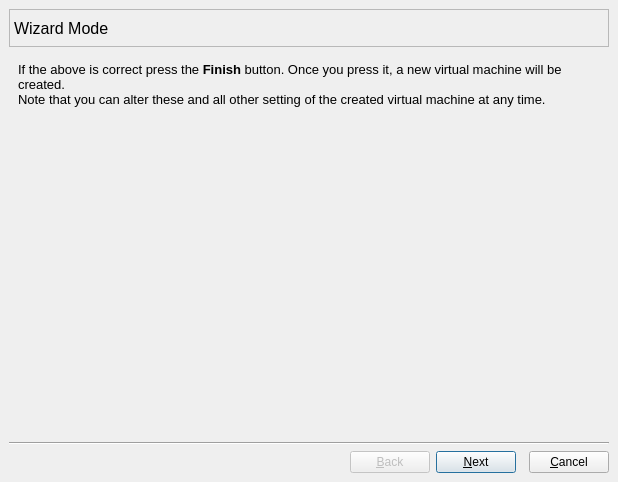
Above: src/VM_Wizard_Window.ui from tobimensch/aqemu before the change. Below: the same form after it.
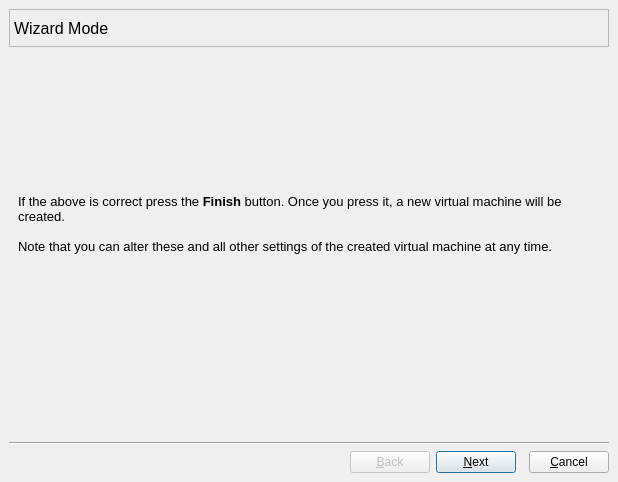
That is the form after the change. The open tabs and pages were chosen to show the change. Icons and pictures are not drawn.

Commit message: Added list command (not implemented yet). Allowed service calls for commands with no parameters (status, list). Tiny text fixes in VM Wizard Window. Set parent of Main Window dialogs.

```diff
--- a/src/VM_Wizard_Window.ui
+++ b/src/VM_Wizard_Window.ui
@@ -1234,6 +1234,9 @@
          <property name="orientation">
           <enum>Qt::Vertical</enum>
          </property>
+         <property name="sizeType">
+          <enum>QSizePolicy::Minimum</enum>
+         </property>
          <property name="sizeHint" stdset="0">
           <size>
            <width>20</width>
@@ -1248,9 +1251,10 @@
           <string>&lt;!DOCTYPE HTML PUBLIC &quot;-//W3C//DTD HTML 4.0//EN&quot; &quot;http://www.w3.org/TR/REC-html40/strict.dtd&quot;&gt;
 &lt;html&gt;&lt;head&gt;&lt;meta name=&quot;qrichtext&quot; content=&quot;1&quot; /&gt;&lt;style type=&quot;text/css&quot;&gt;
 p, li { white-space: pre-wrap; }
-&lt;/style&gt;&lt;/head&gt;&lt;body style=&quot; font-family:'Nimbus Sans L'; font-size:10pt; font-weight:400; font-style:normal;&quot;&gt;
-&lt;p style=&quot; margin-top:0px; margin-bottom:0px; margin-left:0px; margin-right:0px; -qt-block-indent:0; text-indent:0px;&quot;&gt;If the above is correct press the &lt;span style=&quot; font-weight:600;&quot;&gt;Finish&lt;/span&gt; button. Once you press it, a new virtual machine will be created. &lt;/p&gt;
-&lt;p style=&quot; margin-top:0px; margin-bottom:0px; margin-left:0px; margin-right:0px; -qt-block-indent:0; text-indent:0px;&quot;&gt;Note that you can alter these and all other setting of the created virtual machine at any time.&lt;/p&gt;&lt;/body&gt;&lt;/html&gt;</string>
+&lt;/style&gt;&lt;/head&gt;&lt;body style=&quot; font-family:'Cantarell'; font-size:11pt; font-weight:400; font-style:normal;&quot;&gt;
+&lt;p style=&quot; margin-top:0px; margin-bottom:0px; margin-left:0px; margin-right:0px; -qt-block-indent:0; text-indent:0px;&quot;&gt;&lt;span style=&quot; font-family:'Nimbus Sans L'; font-size:10pt;&quot;&gt;If the above is correct press the &lt;/span&gt;&lt;span style=&quot; font-family:'Nimbus Sans L'; font-size:10pt; font-weight:600;&quot;&gt;Finish&lt;/span&gt;&lt;span style=&quot; font-family:'Nimbus Sans L'; font-size:10pt;&quot;&gt; button. Once you press it, a new virtual machine will be created.&lt;/span&gt;&lt;/p&gt;
+&lt;p style=&quot;-qt-paragraph-type:empty; margin-top:0px; margin-bottom:0px; margin-left:0px; margin-right:0px; -qt-block-indent:0; text-indent:0px; font-family:'Nimbus Sans L'; font-size:10pt;&quot;&gt;&lt;br /&gt;&lt;/p&gt;
+&lt;p style=&quot; margin-top:0px; margin-bottom:0px; margin-left:0px; margin-right:0px; -qt-block-indent:0; text-indent:0px;&quot;&gt;&lt;span style=&quot; font-family:'Nimbus Sans L'; font-size:10pt;&quot;&gt;Note that you can alter these and all other settings of the created virtual machine at any time.&lt;/span&gt;&lt;/p&gt;&lt;/body&gt;&lt;/html&gt;</string>
          </property>
          <property name="wordWrap">
           <bool>true</bool>
```
The commit also changes 5 other files.
